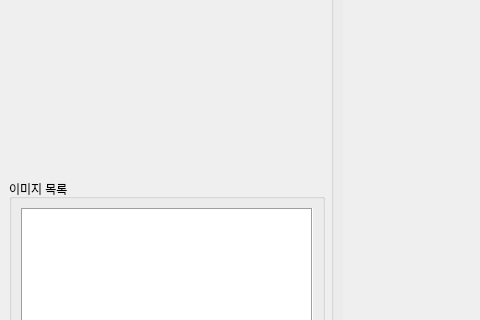
The window that ui/main_window.ui (gyuha/capture-macro2) describes before a commit, drawn with Qt 5; both pictures show x 0 to 480 and y 298 to 618 of the 1143 by 942 pixel window.
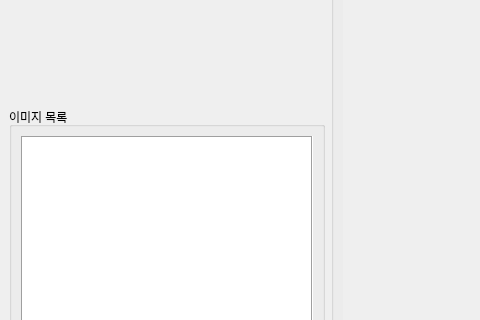
The same window after the commit. Custom widgets are drawn as their Qt base class.

The edit to the form file:
```diff
--- a/ui/main_window.ui
+++ b/ui/main_window.ui
@@ -16,7 +16,7 @@
   <widget class="QWidget" name="centralwidget">
    <layout class="QHBoxLayout" name="horizontalLayout_2" stretch="0,1">
     <item>
-     <layout class="QVBoxLayout" name="verticalLayout" stretch="2,3,5">
+     <layout class="QVBoxLayout" name="verticalLayout" stretch="2,3,7">
       <item>
        <widget class="CommandWidget" name="pre_command_widget" native="true">
         <property name="minimumSize">
```
